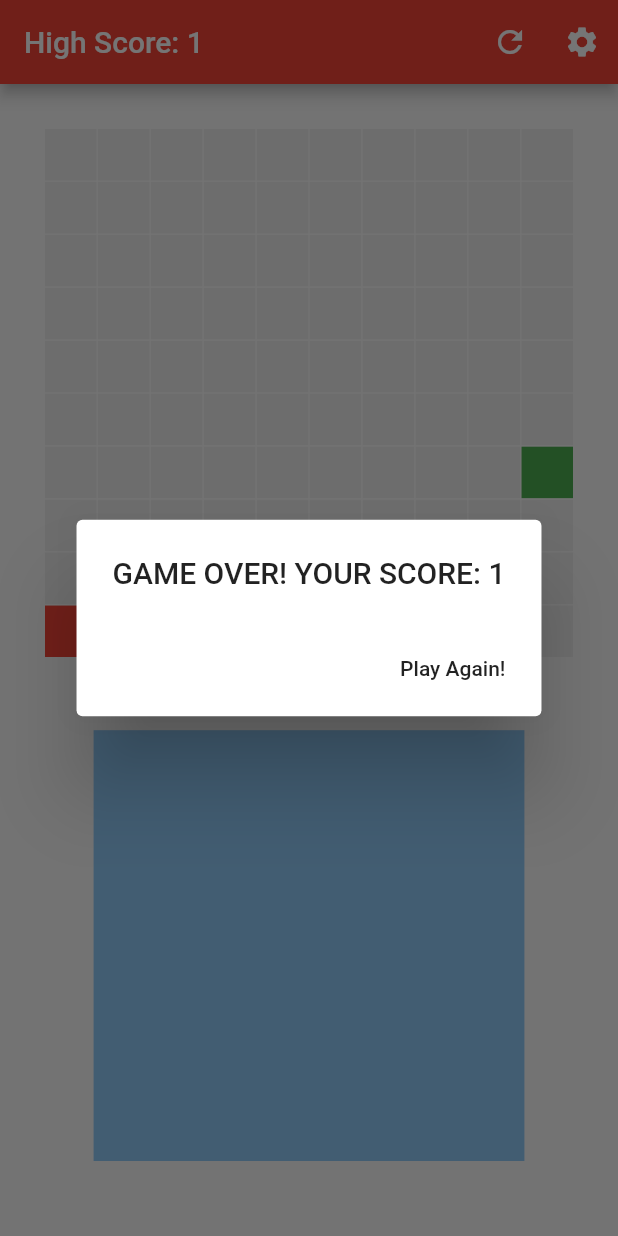
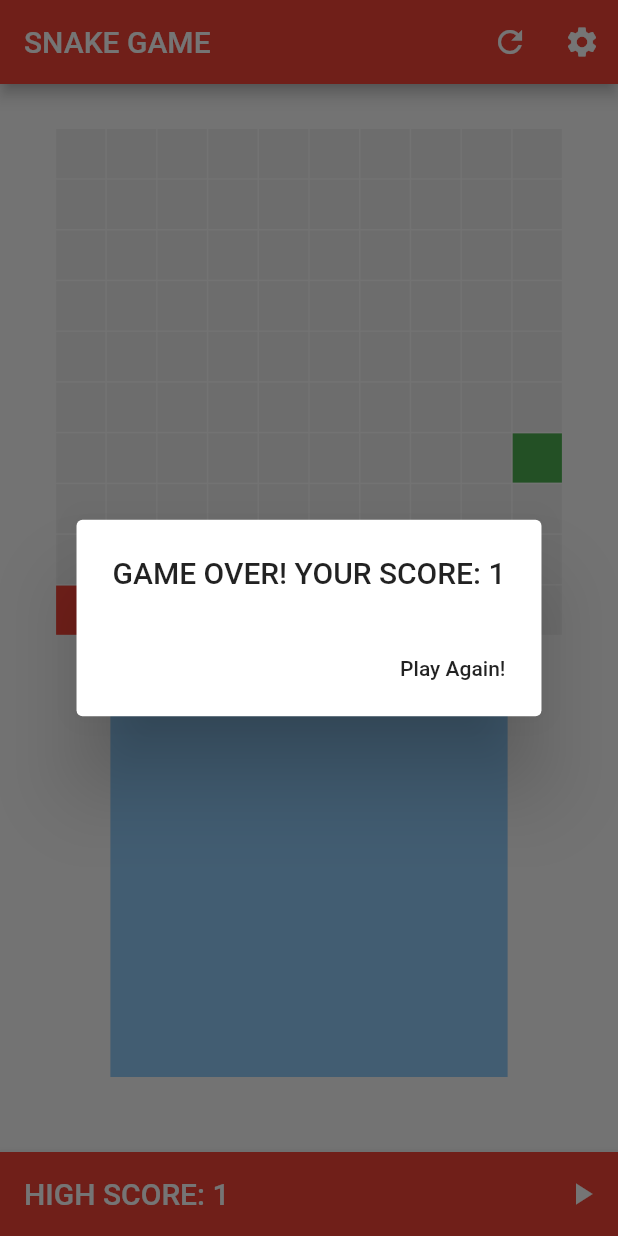
Before and after one commit to dnobs/snake, a Flutter app: the screen it shows after launch, on a phone screen of 412 x 824 dp. Run offline on Flutter 3.47's test engine with Material 2 defaults, Android fonts, the phone set to English and light mode, and no system bars.

Commit message:
no message

```diff
--- a/lib/home_page.dart
+++ b/lib/home_page.dart
@@ -20,6 +20,7 @@ class _HomePageState extends State<HomePage> {
   int highScore;
   // TODO: implement persistent high score
   // TODO: implement settings page
+  // TODO: examine performance, eg frames per second for different board sizes
 
   @override
   void initState(){
@@ -40,7 +41,7 @@ class _HomePageState extends State<HomePage> {
   Widget build(BuildContext context){
     return Scaffold(
       appBar: AppBar(
-        title: Text("High Score: " + highScore.toString()),
+        title: Text("SNAKE GAME"),
         actions: <Widget>[
           IconButton(
             onPressed: newGame,
@@ -104,8 +105,20 @@ class _HomePageState extends State<HomePage> {
 
           SizedBox(
             height: 50,
-          )
+          ),
 
+          AppBar(
+            title: Text("HIGH SCORE: " + highScore.toString()),
+            actions: <Widget>[
+              IconButton(
+                  onPressed: (){
+                    snakeMover.isActive ? resumeGame() : pauseGame();
+                  },
+                  icon: snakeMover.isActive ? Icon(Icons.pause) : Icon(Icons.play_arrow),
+              )
+            ],
+
+          ),
         ],
       )
     );
@@ -253,6 +266,17 @@ class _HomePageState extends State<HomePage> {
     );
   }
 
+  void pauseGame(){
+    snakeMover.cancel();
+  }
+
+  void resumeGame(){
+    snakeMover = Timer.periodic(
+        Duration(milliseconds: speed),
+            (Timer t) => moveSnake()
+    );
+  }
+
   void updateHighScore(newScore){
     if(newScore > highScore) highScore = newScore;
   }
```
